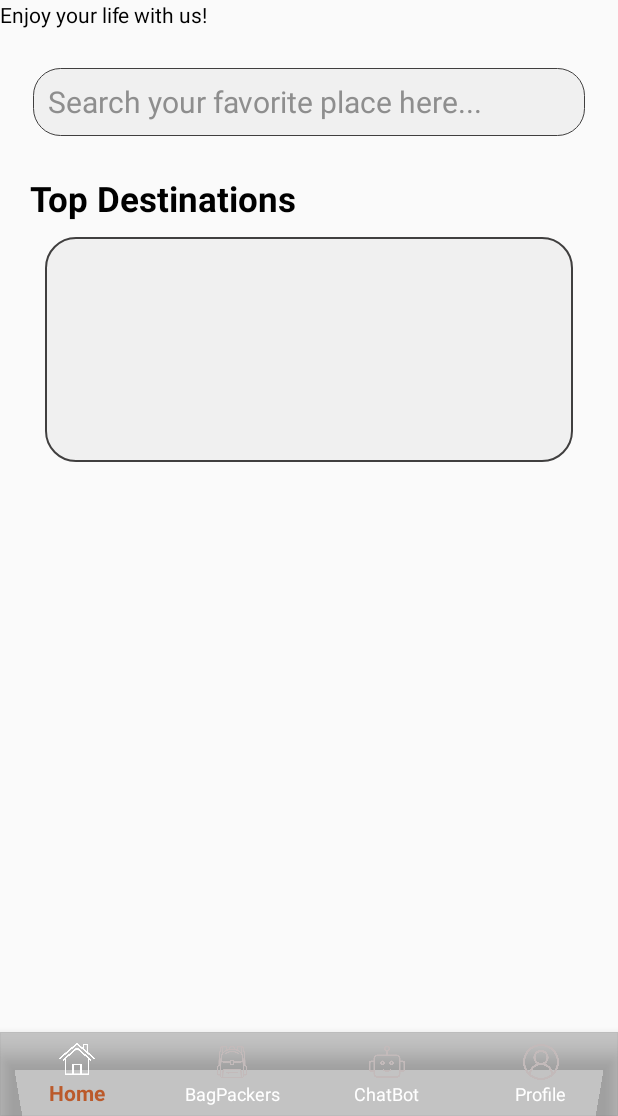
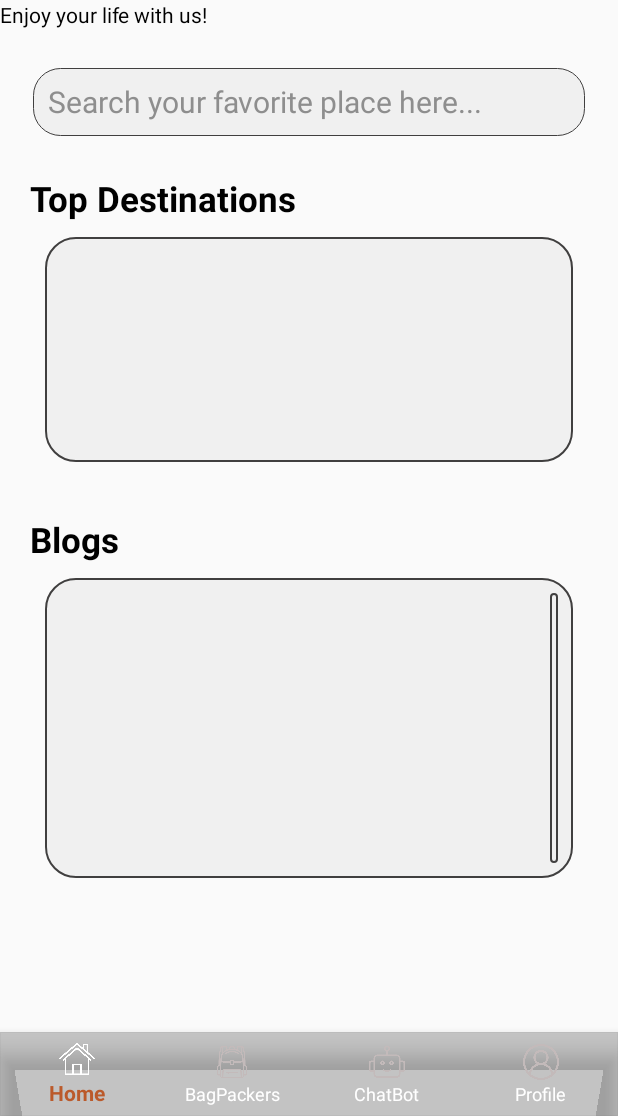
Before and after one commit to sksinha2410/ExploreEase, an Android app built with Jetpack Compose: the Home_Fragment screen opened directly, with no data from a screen before it, on a phone screen of 412 x 824 dp, the part 120-1236 px from its top. Run offline under Robolectric (Android 15) with nearby library versions, the phone set to English and light mode, and no system bars; our stand-ins replace sdp/ssp sizes.

Commit message:
Home fragment frontEnd complete

```diff
--- /dev/null
+++ b/app/src/main/res/layout/blog_item.xml
@@ -0,0 +1,6 @@
+<?xml version="1.0" encoding="utf-8"?>
+<androidx.constraintlayout.widget.ConstraintLayout xmlns:android="http://schemas.android.com/apk/res/android"
+    android:layout_width="match_parent"
+    android:layout_height="match_parent">
+
+</androidx.constraintlayout.widget.ConstraintLayout>
--- /dev/null
+++ b/app/src/main/res/layout/destination_item.xml
@@ -0,0 +1,6 @@
+<?xml version="1.0" encoding="utf-8"?>
+<androidx.constraintlayout.widget.ConstraintLayout xmlns:android="http://schemas.android.com/apk/res/android"
+    android:layout_width="match_parent"
+    android:layout_height="match_parent">
+
+</androidx.constraintlayout.widget.ConstraintLayout>
--- a/app/src/main/res/layout/fragment_home_.xml
+++ b/app/src/main/res/layout/fragment_home_.xml
@@ -6,6 +6,9 @@
     xmlns:app="http://schemas.android.com/apk/res-auto"
     tools:context=".Fragment.Home_Fragment">
 
+    <ScrollView
+        android:layout_width="match_parent"
+        android:layout_height="match_parent">
         <LinearLayout
             android:layout_width="match_parent"
             android:layout_height="wrap_content"
@@ -62,5 +65,35 @@
                 android:scrollbarFadeDuration="1000"
                 android:scrollbarAlwaysDrawVerticalTrack="true"/>
 
+            <TextView
+                android:layout_width="wrap_content"
+                android:layout_height="wrap_content"
+                android:text="Blogs"
+                android:textColor="@color/black"
+                android:textSize="23sp"
+                android:layout_marginTop="26dp"
+                android:layout_marginStart="20dp"
+                android:textStyle="bold"/>
+            <androidx.recyclerview.widget.RecyclerView
+                android:layout_width="match_parent"
+                android:layout_height="200dp"
+                android:layout_marginTop="10dp"
+                android:layout_marginBottom="10dp"
+                android:layout_marginStart="30dp"
+                android:layout_marginEnd="30dp"
+                android:background="@drawable/rounded_corner"
+                android:id="@+id/rvBlog"
+                android:orientation="vertical"
+                app:spanCount="2"
+                android:padding="10dp"
+                android:scrollbars="vertical"
+                android:scrollbarStyle="insideOverlay"
+                android:scrollbarThumbVertical="@drawable/scrollbar_thumb"
+                android:scrollbarTrackVertical="@drawable/scrollbar_track"
+                android:scrollbarSize="5dp"
+                android:scrollbarDefaultDelayBeforeFade="1000"
+                android:scrollbarFadeDuration="1000"
+                android:scrollbarAlwaysDrawVerticalTrack="true"/>
         </LinearLayout>
+    </ScrollView>
 </FrameLayout>
```
Lines whose indentation alone changed are shown as unchanged.
